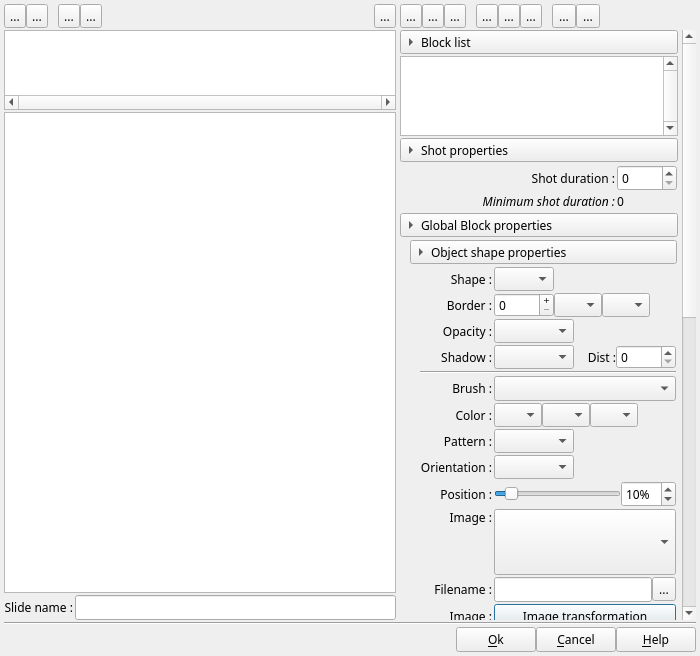
First picture: the form in DlgSlideProperties.ui, repository boenki/ffdiaporama, before the edit.
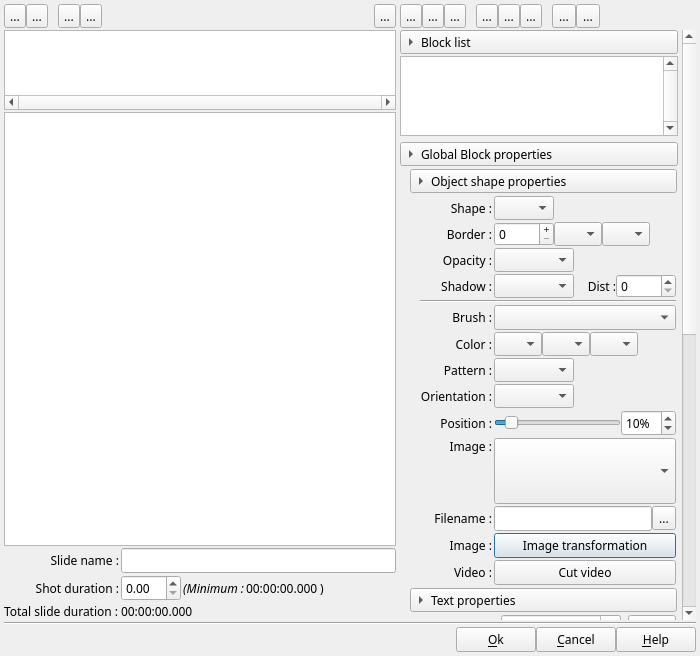
Second picture: the form after the edit. Icons and pictures are not drawn. Custom widgets are drawn as their Qt base class.

Commit message: Poursuite des travaux sur la boite slide Bascule des slides de type image et video en mode titre

The edit to the form file:
```diff
--- a/DlgSlideProperties.ui
+++ b/DlgSlideProperties.ui
@@ -302,14 +302,14 @@
         <widget class="QGraphicsView" name="GraphicsView"/>
        </item>
        <item>
-        <layout class="QHBoxLayout" name="horizontalLayout_9">
-         <property name="spacing">
-          <number>2</number>
-         </property>
+        <layout class="QGridLayout" name="gridLayout_5">
          <property name="margin">
           <number>0</number>
          </property>
-         <item>
+         <property name="spacing">
+          <number>2</number>
+         </property>
+         <item row="0" column="0">
           <widget class="QLabel" name="label_28">
            <property name="text">
             <string>Slide name :</string>
@@ -319,9 +319,94 @@
            </property>
           </widget>
          </item>
-         <item>
+         <item row="0" column="1">
           <widget class="QLineEdit" name="SlideNameED"/>
          </item>
+         <item row="2" column="1">
+          <layout class="QHBoxLayout" name="horizontalLayout_9">
+           <item>
+            <widget class="QDoubleSpinBox" name="ShotDurationED">
+             <property name="minimumSize">
+              <size>
+               <width>60</width>
+               <height>0</height>
+              </size>
+             </property>
+             <property name="maximumSize">
+              <size>
+               <width>60</width>
+               <height>16777215</height>
+              </size>
+             </property>
+            </widget>
+           </item>
+           <item>
+            <widget class="QLabel" name="label_23">
+             <property name="font">
+              <font>
+               <italic>true</italic>
+              </font>
+             </property>
+             <property name="text">
+              <string>(Minimum :</string>
+             </property>
+             <property name="alignment">
+              <set>Qt::AlignRight|Qt::AlignTrailing|Qt::AlignVCenter</set>
+             </property>
+            </widget>
+           </item>
+           <item>
+            <widget class="QLabel" name="MinShotDurationLabel">
+             <property name="sizePolicy">
+              <sizepolicy hsizetype="Preferred" vsizetype="Preferred">
+               <horstretch>0</horstretch>
+               <verstretch>0</verstretch>
+              </sizepolicy>
+             </property>
+             <property name="text">
+              <string notr="true">00:00:00.000</string>
+             </property>
+            </widget>
+           </item>
+           <item>
+            <widget class="QLabel" name="label_25">
+             <property name="sizePolicy">
+              <sizepolicy hsizetype="Expanding" vsizetype="Preferred">
+               <horstretch>0</horstretch>
+               <verstretch>0</verstretch>
+              </sizepolicy>
+             </property>
+             <property name="text">
+              <string>)</string>
+             </property>
+            </widget>
+           </item>
+          </layout>
+         </item>
+         <item row="2" column="0">
+          <widget class="QLabel" name="label_15">
+           <property name="text">
+            <string>Shot duration :</string>
+           </property>
+           <property name="alignment">
+            <set>Qt::AlignRight|Qt::AlignTrailing|Qt::AlignVCenter</set>
+           </property>
+          </widget>
+         </item>
+         <item row="3" column="0">
+          <widget class="QLabel" name="label_29">
+           <property name="text">
+            <string>Total slide duration :</string>
+           </property>
+          </widget>
+         </item>
+         <item row="3" column="1">
+          <widget class="QLabel" name="SlideDurationLabel">
+           <property name="text">
+            <string notr="true">00:00:00.000</string>
+           </property>
+          </widget>
+         </item>
         </layout>
        </item>
       </layout>
@@ -585,9 +670,9 @@
           <property name="geometry">
            <rect>
             <x>0</x>
-            <y>-664</y>
+            <y>0</y>
             <width>282</width>
-            <height>1244</height>
+            <height>1176</height>
            </rect>
           </property>
           <layout class="QVBoxLayout" name="verticalLayout" stretch="0,0,0,0,0,0,0,0,0">
@@ -692,25 +777,6 @@
              </column>
             </widget>
            </item>
-           <item>
-            <widget class="QToolButton" name="ArrowBT_ShotProperties">
-             <property name="sizePolicy">
-              <sizepolicy hsizetype="Minimum" vsizetype="Fixed">
-               <horstretch>0</horstretch>
-               <verstretch>0</verstretch>
-              </sizepolicy>
-             </property>
-             <property name="text">
-              <string>Shot properties</string>
-             </property>
-             <property name="toolButtonStyle">
-              <enum>Qt::ToolButtonTextBesideIcon</enum>
-             </property>
-             <property name="arrowType">
-              <enum>Qt::RightArrow</enum>
-             </property>
-            </widget>
-           </item>
            <item>
             <widget class="QWidget" name="ShotPropertiesWidget" native="true">
              <layout class="QGridLayout" name="gridLayout_3">
@@ -720,54 +786,6 @@
               <property name="spacing">
                <number>2</number>
               </property>
-              <item row="0" column="0">
-               <widget class="QLabel" name="label_15">
-                <property name="text">
-                 <string>Shot duration :</string>
-                </property>
-                <property name="alignment">
-                 <set>Qt::AlignRight|Qt::AlignTrailing|Qt::AlignVCenter</set>
-                </property>
-               </widget>
-              </item>
-              <item row="0" column="1">
-               <widget class="QSpinBox" name="spinBox">
-                <property name="minimumSize">
-                 <size>
-                  <width>60</width>
-                  <height>0</height>
-                 </size>
-                </property>
-                <property name="maximumSize">
-                 <size>
-                  <width>60</width>
-                  <height>16777215</height>
-                 </size>
-                </property>
-               </widget>
-              </item>
-              <item row="1" column="0">
-               <widget class="QLabel" name="label_23">
-                <property name="font">
-                 <font>
-                  <italic>true</italic>
-                 </font>
-                </property>
-                <property name="text">
-                 <string>Minimum shot duration :</string>
-                </property>
-                <property name="alignment">
-                 <set>Qt::AlignRight|Qt::AlignTrailing|Qt::AlignVCenter</set>
-                </property>
-               </widget>
-              </item>
-              <item row="1" column="1">
-               <widget class="QLabel" name="MiniShotDurationLabel">
-                <property name="text">
-                 <string notr="true">0</string>
-                </property>
-               </widget>
-              </item>
              </layout>
             </widget>
            </item>
```
Left out of the diff: 6 changed lines with no effect on the pictures. The commit also changes 17 other files.
